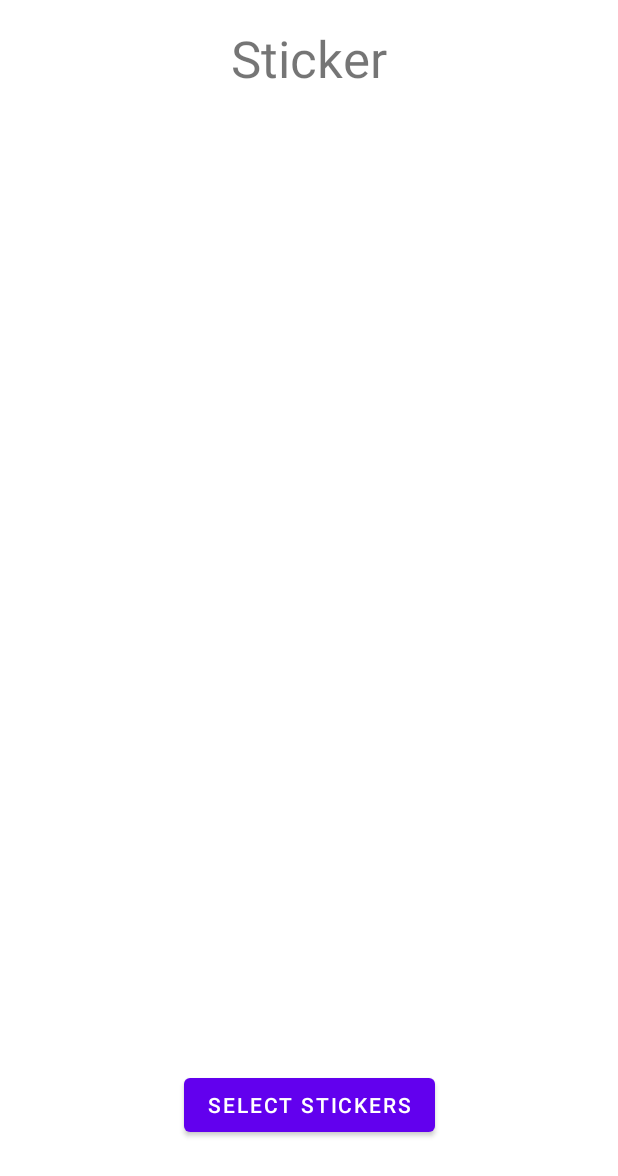
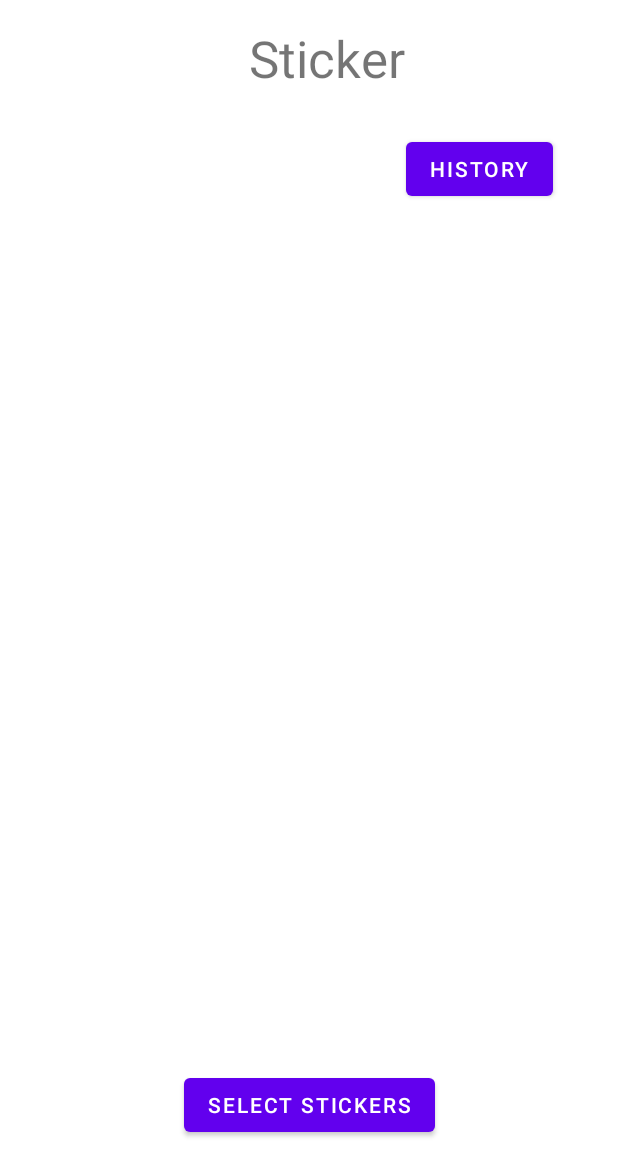
Before and after one commit to guanchang98/CS5520-District13, an Android app: the layout activity_sticker.xml on its own in the app's theme, with its tools: preview values and no code run, on a phone screen of 412 x 824 dp. Shown: the top 1176 px of the screen. Run offline under Robolectric (Android 15) with nearby library versions, the phone set to English and light mode, and no system bars.

Commit message:
add history button

```diff
--- a/app/src/main/res/layout/activity_sticker.xml
+++ b/app/src/main/res/layout/activity_sticker.xml
@@ -31,6 +31,7 @@
         android:text="@string/text_sticker_activity_title"
         android:textSize="34sp"
         app:layout_constraintEnd_toEndOf="parent"
+        app:layout_constraintHorizontal_bias="0.54"
         app:layout_constraintStart_toStartOf="parent"
         app:layout_constraintTop_toTopOf="parent" />
 
@@ -39,9 +40,10 @@
         android:layout_width="211dp"
         android:layout_height="49dp"
         android:layout_marginStart="16dp"
-        android:layout_marginTop="60dp"
+        android:layout_marginTop="68dp"
         android:layout_marginEnd="24dp"
-        app:layout_constraintEnd_toStartOf="@+id/textView_sticker_activity_title"
+        android:layout_marginBottom="23dp"
+        app:layout_constraintBottom_toTopOf="@+id/recyclerView_sticker_user"
         app:layout_constraintHorizontal_bias="0.0"
         app:layout_constraintStart_toStartOf="parent"
         app:layout_constraintTop_toTopOf="parent" />
@@ -61,4 +63,16 @@
         app:layout_constraintStart_toStartOf="parent"
         app:layout_constraintTop_toBottomOf="@+id/recyclerView_sticker_user" />
 
+    <Button
+        android:id="@+id/history"
+        android:layout_width="wrap_content"
+        android:layout_height="wrap_content"
+        android:layout_marginTop="68dp"
+        android:layout_marginBottom="24dp"
+        android:text="@string/history"
+        app:layout_constraintBottom_toTopOf="@+id/recyclerView_sticker_user"
+        app:layout_constraintEnd_toEndOf="parent"
+        app:layout_constraintStart_toEndOf="@+id/textView_sticker_welcome"
+        app:layout_constraintTop_toTopOf="parent" />
+
 </androidx.constraintlayout.widget.ConstraintLayout>
--- a/app/src/main/res/values/strings.xml
+++ b/app/src/main/res/values/strings.xml
@@ -19,4 +19,5 @@
     <string name="textView_sticker_dialog_cancel">Cancel</string>
     <string name="textView_sticker_dialog_send_success">Send stickers to users successfully!</string>
     <string name="textView_sticker_dialog_send_fail">Failed to send stickers to users!</string>
+    <string name="history">history</string>
 </resources>
```
